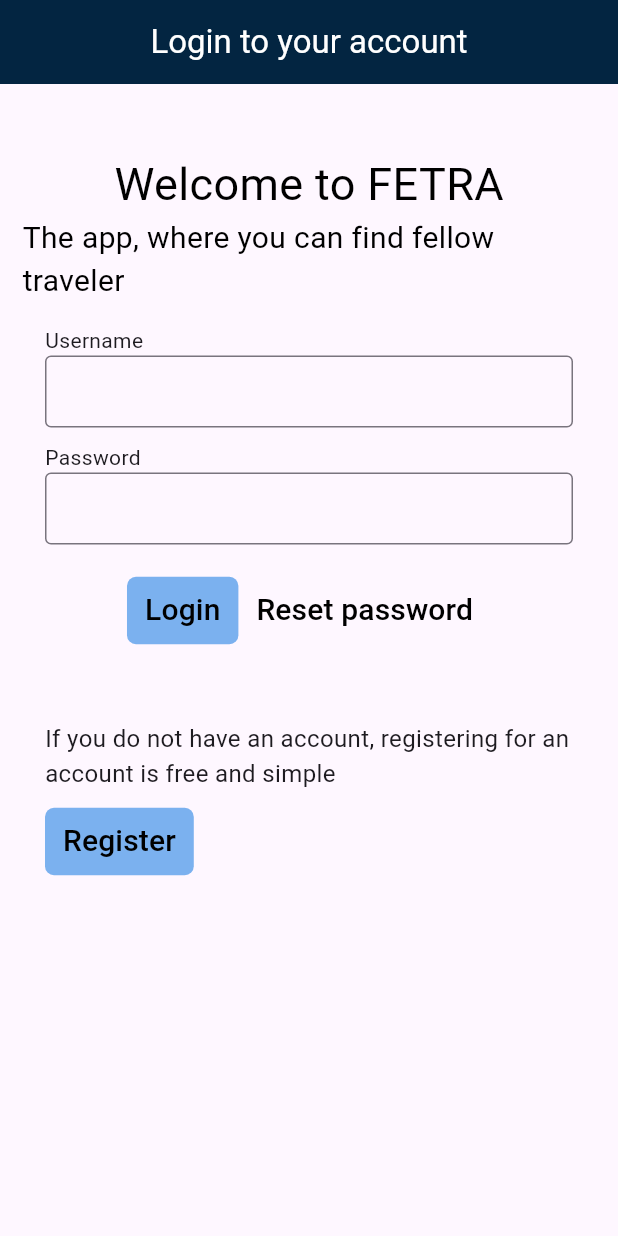
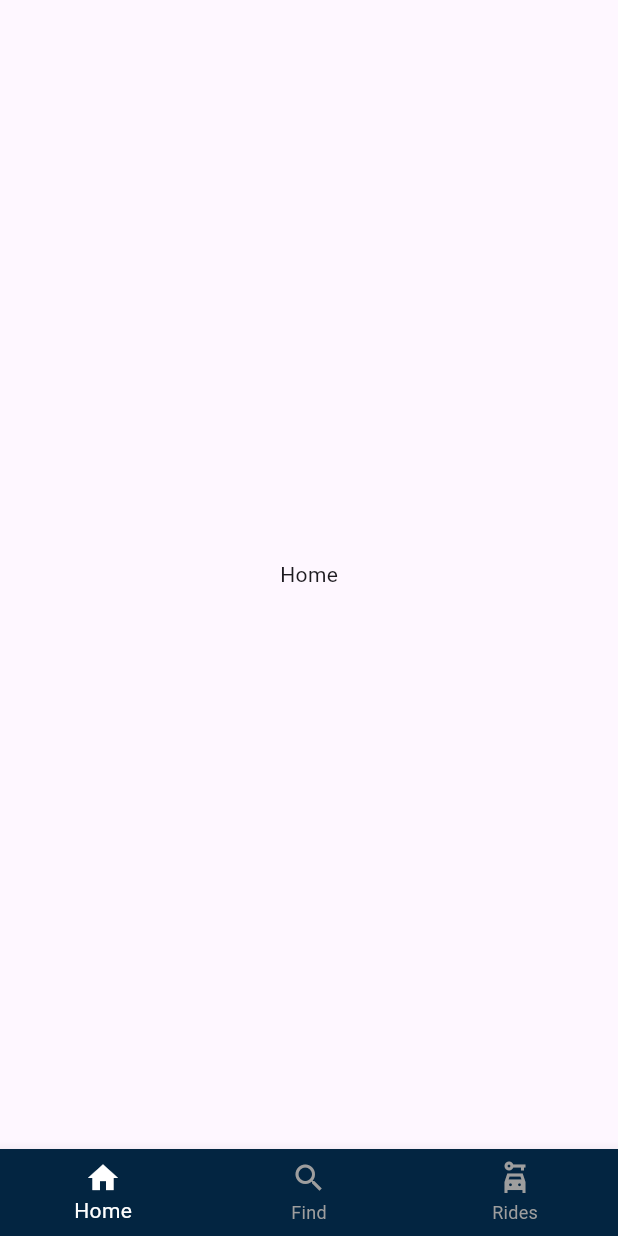
Before and after one commit to aposaitama/Fetra, a Flutter app: the screen it shows after launch, after a tap on "Login", on a phone screen of 412 x 824 dp. Run offline on Flutter 3.47's test engine with Material 3 defaults, Android fonts, the phone set to English and light mode, and no system bars.

Commit message:
added bottom navigation bar on main_screen widget

```diff
--- a/lib/main.dart
+++ b/lib/main.dart
@@ -1,4 +1,5 @@
 import 'package:dart_simple/widgets/auth/auth_widget.dart';
+import 'package:dart_simple/widgets/auth/main_screen/main_screen_widget.dart';
 import 'package:flutter/material.dart';
 
 void main() {
@@ -14,9 +15,26 @@ class MyApp extends StatelessWidget {
       title: 'Fetra',
       theme: ThemeData(
           appBarTheme: AppBarTheme(
-        backgroundColor: const Color.fromRGBO(3, 37, 65, 1),
-      )),
-      home: AuthWidget(),
+              backgroundColor: const Color.fromRGBO(3, 37, 65, 1),
+              titleTextStyle: TextStyle(color: Colors.white, fontSize: 20)),
+          bottomNavigationBarTheme: BottomNavigationBarThemeData(
+              backgroundColor: const Color.fromRGBO(3, 37, 65, 1),
+              selectedItemColor: Colors.white,
+              unselectedItemColor: Colors.grey)),
+      routes: {
+        '/auth': (context) => AuthWidget(),
+        '/main_screen': (context) => MainScreenWidget(),
+      },
+      initialRoute: '/auth',
+      // onGenerateRoute: (RouteSettings settings) {
+      //   return MaterialPageRoute<void>(builder: (context) {
+      //     return Scaffold(
+      //       body: Center(
+      //         child: Text('Navigation error'),
+      //       ),
+      //     );
+      //   });
+      // },
     );
   }
 }
--- a/lib/widgets/auth/auth_widget.dart
+++ b/lib/widgets/auth/auth_widget.dart
@@ -1,3 +1,4 @@
+import 'package:dart_simple/widgets/auth/main_screen/main_screen_widget.dart';
 import 'package:flutter/material.dart';
 
 class AuthWidget extends StatefulWidget {
@@ -62,14 +63,16 @@ class _FormWidget extends StatefulWidget {
 }
 
 class __FormWidgetState extends State<_FormWidget> {
-  final _loginTextController = TextEditingController();
-  final _passwordTextContoller = TextEditingController();
+  final _loginTextController = TextEditingController(text: 'admin');
+  final _passwordTextContoller = TextEditingController(text: '121212');
 
   void _auth() {
     final login = _loginTextController.text;
     final password = _passwordTextContoller.text;
     if (login == 'admin' && password == '121212') {
       print('admin rules');
+
+      Navigator.of(context).pushReplacementNamed('/main_screen');
     } else {
       print('user rules');
     }
--- /dev/null
+++ b/lib/widgets/auth/main_screen/main_screen_widget.dart
@@ -0,0 +1,50 @@
+import 'package:flutter/material.dart';
+
+class MainScreenWidget extends StatefulWidget {
+  const MainScreenWidget({super.key});
+
+  @override
+  State<MainScreenWidget> createState() => _MainScreenWidgetState();
+}
+
+class _MainScreenWidgetState extends State<MainScreenWidget> {
+  int _selectedTab = 0;
+
+  static const List<Widget> _widgetOptions = <Widget>[
+    Text(
+      'Home',
+    ),
+    Text(
+      'Find',
+    ),
+    Text(
+      'Rides',
+    ),
+  ];
+
+  void onSelectTab(int index) {
+    if (_selectedTab == index) return;
+    setState(() {
+      _selectedTab = index;
+    });
+  }
+
+  @override
+  Widget build(BuildContext context) {
+    return Scaffold(
+      body: Center(
+        child: _widgetOptions[_selectedTab],
+      ),
+      bottomNavigationBar: BottomNavigationBar(
+        currentIndex: _selectedTab,
+        items: [
+          BottomNavigationBarItem(icon: Icon(Icons.home), label: 'Home'),
+          BottomNavigationBarItem(icon: Icon(Icons.search), label: 'Find'),
+          BottomNavigationBarItem(
+              icon: Icon(Icons.car_rental_sharp), label: 'Rides'),
+        ],
+        onTap: onSelectTab,
+      ),
+    );
+  }
+}
```
